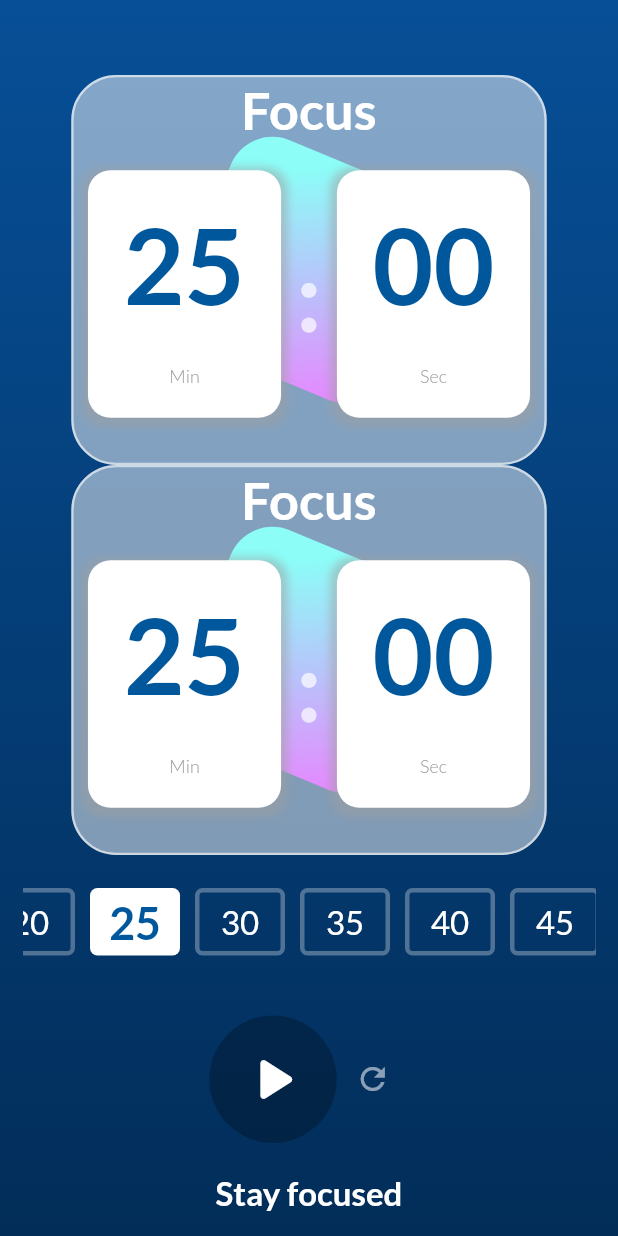
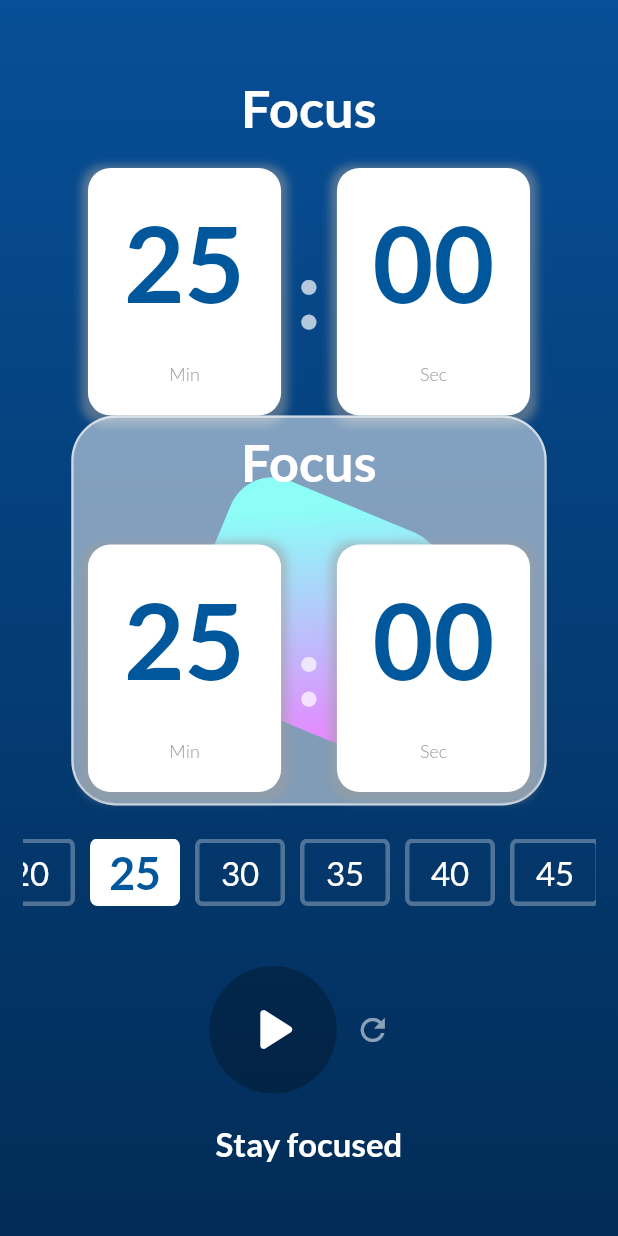
Before and after one commit to radG1t/pomodox, a Flutter app: the screen it shows after launch, on a phone screen of 412 x 824 dp. Run offline on Flutter 3.47's test engine with Material 2 defaults, Android fonts, the phone set to English and light mode, and no system bars; our stand-ins replace google_fonts.

Commit message:
2columns&1row in a main column

```diff
--- a/lib/PomodoroScreen.dart
+++ b/lib/PomodoroScreen.dart
@@ -21,17 +21,18 @@ class PomodoroScreen extends StatelessWidget {
     return SafeArea(
       child: Scaffold(
         body: SingleChildScrollView(
+          child: Expanded(
             child: Container(
               decoration:
                   BoxDecoration(gradient: BCrenderColor(provider.currenState)),
               child: Padding(
-              padding: EdgeInsets.fromLTRB(15, 50, 15, 20),
+                padding: const EdgeInsets.fromLTRB(15, 50, 15, 20),
                 child: Column(
                   children: [
+                    const Column(
+                      children: [
+                        TimerCard(),
                         magicCubes(),
-                  magicCubes(),
-
-                  //timercards(),
                         SizedBox(
                           height: 22,
                         ),
@@ -39,13 +40,15 @@ class PomodoroScreen extends StatelessWidget {
                         SizedBox(
                           height: 40,
                         ),
+                      ],
+                    ),
                     Row(
                       mainAxisAlignment: MainAxisAlignment.center,
                       children: [
-                      TimeController(),
+                        const TimeController(),
                         IconButton(
-                          onPressed: () =>
-                              Provider.of<TimerService>(context, listen: false)
+                            onPressed: () => Provider.of<TimerService>(context,
+                                    listen: false)
                                 .reset(),
                             icon: const Icon(
                               Icons.refresh,
@@ -54,6 +57,8 @@ class PomodoroScreen extends StatelessWidget {
                             ))
                       ],
                     ),
+                    const Column(
+                      children: [
                         SizedBox(
                           height: 20,
                         ),
@@ -73,6 +78,9 @@ class PomodoroScreen extends StatelessWidget {
                         ProgressWidget(),
                       ],
                     ),
+                  ],
+                ),
+              ),
             ),
           ),
         ),
--- a/lib/widgets/timercard.dart
+++ b/lib/widgets/timercard.dart
@@ -11,6 +11,7 @@ class TimerCard extends StatelessWidget {
     final provider = Provider.of<TimerService>(context);
     final secounds = provider.currentDuration % 60;
     return Column(
+      mainAxisAlignment: MainAxisAlignment.spaceEvenly,
       children: [
         Text(
           provider.currenState,
```
Lines whose indentation alone changed are shown as unchanged.
